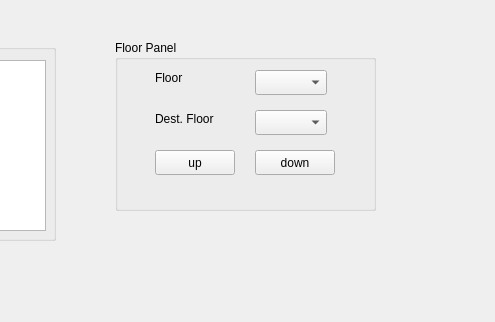
Qt form mainwindow.ui (coffeeboost/3004a3) before a commit; both pictures show x 305 to 800 and y 0 to 322 of the 800 by 600 pixel window.
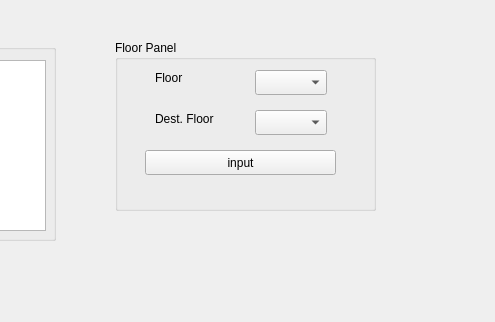
The same form after that commit.

```diff
--- a/mainwindow.ui
+++ b/mainwindow.ui
@@ -29,27 +29,14 @@
     <widget class="QPushButton" name="floorPanelUpButton">
      <property name="geometry">
       <rect>
-       <x>40</x>
+       <x>30</x>
        <y>110</y>
-       <width>80</width>
+       <width>191</width>
        <height>25</height>
       </rect>
      </property>
      <property name="text">
-      <string>up</string>
-     </property>
-    </widget>
-    <widget class="QPushButton" name="floorPanelDownButton">
-     <property name="geometry">
-      <rect>
-       <x>140</x>
-       <y>110</y>
-       <width>80</width>
-       <height>25</height>
-      </rect>
-     </property>
-     <property name="text">
-      <string>down</string>
+      <string>input</string>
      </property>
     </widget>
     <widget class="QComboBox" name="floorPanelComboBox">
```
Left out of the diff: 2 changed lines with no effect on the pictures.
